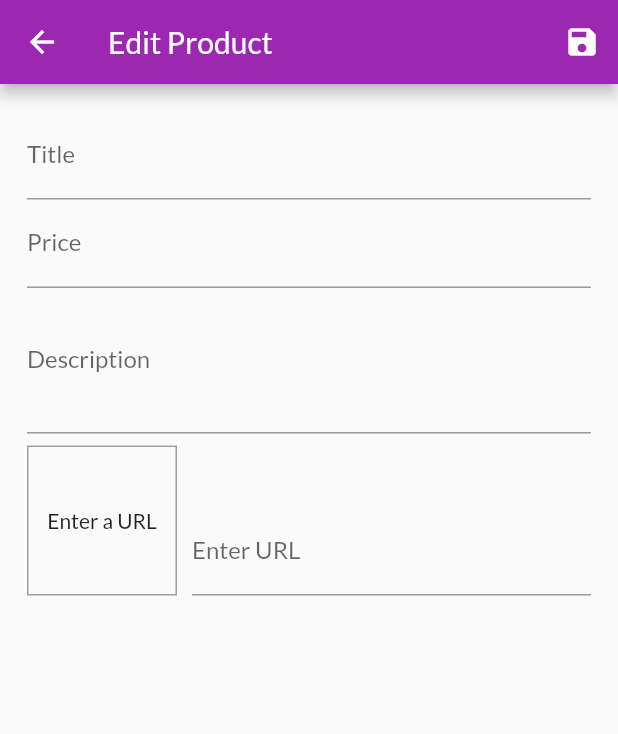
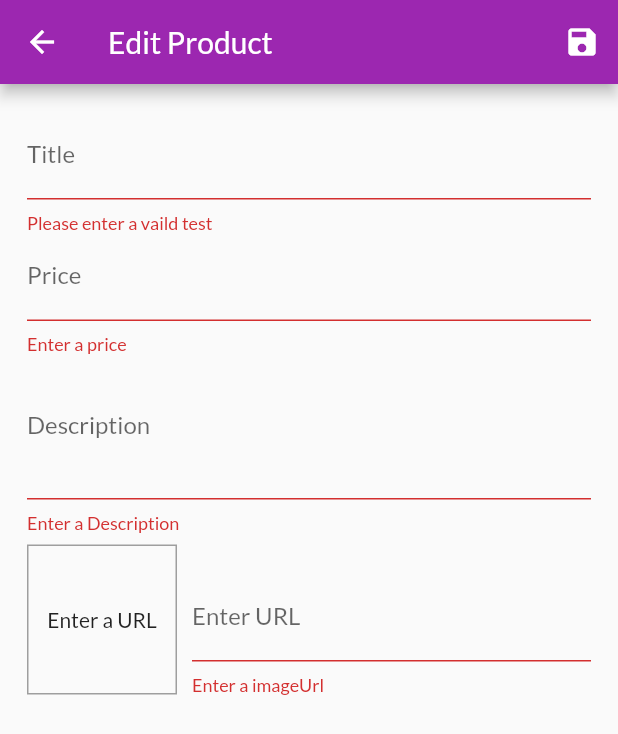
Before and after one commit to hritiksingh580/ShopApp, a Flutter app: the EditProductScreen screen opened by its route, after a tap on the "save" icon, on a phone screen of 412 x 824 dp. Shown: the top 734 px of the screen. Run offline on Flutter 3.47's test engine with Material 2 defaults, Android fonts, the phone set to English and light mode, and no system bars; network calls fail.

Commit message:
Update Products and Add new Products

```diff
--- a/lib/screens/edit_product_screen.dart
+++ b/lib/screens/edit_product_screen.dart
@@ -17,13 +17,39 @@ class _EditProductScreenState extends State<EditProductScreen> {
   final _imageUrlFocusNode = FocusNode();
   final _form = GlobalKey<FormState>();
 
+  var _isInit = true;
   var _editedProduct =
       Product(id: null, title: '', description: '', price: 0.0, imageUrl: '');
-
+  var _initProduct = {
+    'title': '',
+    'price': '',
+    'description': '',
+    'imageUrl': ''
+  };
   @override
   void initState() {
     _imageUrlFocusNode.addListener(_updateImageUrl);
     super.initState();
+  }
+
+  @override
+  void didChangeDependencies() {
+    if (_isInit) {
+      final productId = ModalRoute.of(context).settings.arguments as String;
+      if (productId != null) {
+        _editedProduct = Provider.of<Products>(context).findById(productId);
+        _initProduct = {
+          'title': _editedProduct.title,
+          'price': _editedProduct.price.toString(),
+          'description': _editedProduct.description,
+          // 'imageUrl': _editedProduct.imageUrl,
+          'imageUrl': ''
+        };
+        _imageUrlController.text = _editedProduct.imageUrl;
+      }
+    }
+    _isInit = false;
+    super.didChangeDependencies();
   }
 
   @override
@@ -58,7 +84,12 @@ class _EditProductScreenState extends State<EditProductScreen> {
       return;
     }
     _form.currentState.save();
-    Provider.of<Products>(context, listen: false).addProduct(_editedProduct);
+    if (_editedProduct.id != null) {
+      Provider.of<Products>(context, listen: false)
+          .updateProduct(_editedProduct.id, _editedProduct);
+    } else {
+      Provider.of<Products>(context, listen: false).addProduct(_editedProduct);
+    }
     Navigator.of(context).pop();
   }
 
@@ -68,7 +99,9 @@ class _EditProductScreenState extends State<EditProductScreen> {
       appBar: AppBar(
         title: Text('Edit Product'),
         actions: <Widget>[
-          IconButton(icon: Icon(Icons.save), onPressed: () => _saveForm)
+          IconButton(icon: Icon(Icons.save), onPressed: () {
+            _saveForm();
+          })
         ],
       ),
       body: Padding(
@@ -78,6 +111,7 @@ class _EditProductScreenState extends State<EditProductScreen> {
             child: ListView(
               children: <Widget>[
                 TextFormField(
+                  initialValue: _initProduct['title'],
                   decoration: InputDecoration(
                     labelText: 'Title',
                   ),
@@ -87,7 +121,8 @@ class _EditProductScreenState extends State<EditProductScreen> {
                   },
                   onSaved: (value) {
                     _editedProduct = Product(
-                        id: null,
+                        id: _editedProduct.id,
+                        isFavorite: _editedProduct.isFavorite,
                         title: value,
                         description: _editedProduct.description,
                         price: _editedProduct.price,
@@ -100,6 +135,7 @@ class _EditProductScreenState extends State<EditProductScreen> {
                   },
                 ),
                 TextFormField(
+                  initialValue: _initProduct['price'],
                   decoration: InputDecoration(
                     labelText: 'Price',
                   ),
@@ -111,7 +147,8 @@ class _EditProductScreenState extends State<EditProductScreen> {
                   },
                   onSaved: (value) {
                     _editedProduct = Product(
-                        id: null,
+                        id: _editedProduct.id,
+                        isFavorite: _editedProduct.isFavorite,
                         title: _editedProduct.title,
                         description: _editedProduct.description,
                         price: double.parse(value),
@@ -131,6 +168,7 @@ class _EditProductScreenState extends State<EditProductScreen> {
                   },
                 ),
                 TextFormField(
+                  initialValue: _initProduct['description'],
                   decoration: InputDecoration(
                     labelText: 'Description',
                   ),
@@ -139,7 +177,8 @@ class _EditProductScreenState extends State<EditProductScreen> {
                   focusNode: _descriptionFocusNode,
                   onSaved: (value) {
                     _editedProduct = Product(
-                        id: null,
+                        id: _editedProduct.id,
+                        isFavorite: _editedProduct.isFavorite,
                         title: _editedProduct.title,
                         description: value,
                         price: _editedProduct.price,
@@ -204,7 +243,8 @@ class _EditProductScreenState extends State<EditProductScreen> {
                         },
                         onSaved: (value) {
                           _editedProduct = Product(
-                              id: null,
+                              id: _editedProduct.id,
+                              isFavorite: _editedProduct.isFavorite,
                               title: _editedProduct.title,
                               description: _editedProduct.description,
                               price: _editedProduct.price,
--- a/lib/screens/user_product_screen.dart
+++ b/lib/screens/user_product_screen.dart
@@ -28,7 +28,9 @@ class UserProductScreen extends StatelessWidget {
           itemCount: productData.items.length,
           itemBuilder: (ctx, i) => Column(children: [
             UserProductItem(
-                productData.items[i].title, productData.items[i].imageUrl),
+              productData.items[i].id,
+              productData.items[i].title,
+              productData.items[i].imageUrl),
             Divider()
           ]),
         ));
```
Also changed, not shown: lib/providers/products.dart (+8 -0 lines), lib/widgets/user_product_item.dart (+7 -2 lines).
